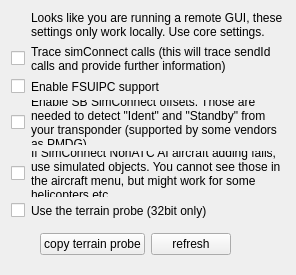
First picture: the form in src/plugins/simulator/fsxcommon/fsxsettingscomponent.ui, repository swift-project/pilotclient, before the edit.
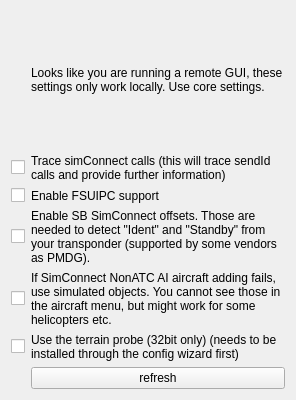
Second picture: the form after the edit.

```diff
--- a/src/plugins/simulator/fsxcommon/fsxsettingscomponent.ui
+++ b/src/plugins/simulator/fsxcommon/fsxsettingscomponent.ui
@@ -7,7 +7,7 @@
     <x>0</x>
     <y>0</y>
     <width>296</width>
-    <height>275</height>
+    <height>400</height>
    </rect>
   </property>
   <property name="windowTitle">
@@ -66,42 +66,19 @@
     </widget>
    </item>
    <item row="6" column="2">
-    <widget class="QWidget" name="wi_Buttons" native="true">
-     <layout class="QHBoxLayout" name="horizontalLayout">
-      <item alignment="Qt::AlignRight">
-       <widget class="QPushButton" name="pb_CopyTerrainProbe">
-        <property name="text">
-         <string>copy terrain probe</string>
-        </property>
-       </widget>
-      </item>
-      <item alignment="Qt::AlignRight">
-       <widget class="QPushButton" name="pb_Refresh">
-        <property name="text">
-         <string>refresh</string>
-        </property>
-       </widget>
-      </item>
-      <item>
-       <spacer name="hs_Buttons">
-        <property name="orientation">
-         <enum>Qt::Horizontal</enum>
-        </property>
-        <property name="sizeHint" stdset="0">
-         <size>
-          <width>40</width>
-          <height>20</height>
-         </size>
-        </property>
-       </spacer>
-      </item>
-     </layout>
+    <widget class="QPushButton" name="pb_Refresh">
+     <property name="text">
+      <string>refresh</string>
+     </property>
     </widget>
    </item>
    <item row="5" column="2">
     <widget class="QLabel" name="lbl_TraceTerrainProbe">
      <property name="text">
-      <string>Use the terrain probe (32bit only)</string>
+      <string>Use the terrain probe (32bit only) (needs to be installed through the config wizard first)</string>
+     </property>
+     <property name="wordWrap">
+      <bool>true</bool>
      </property>
     </widget>
    </item>
```
Left out of the diff: 1 changed line with no effect on the pictures.
